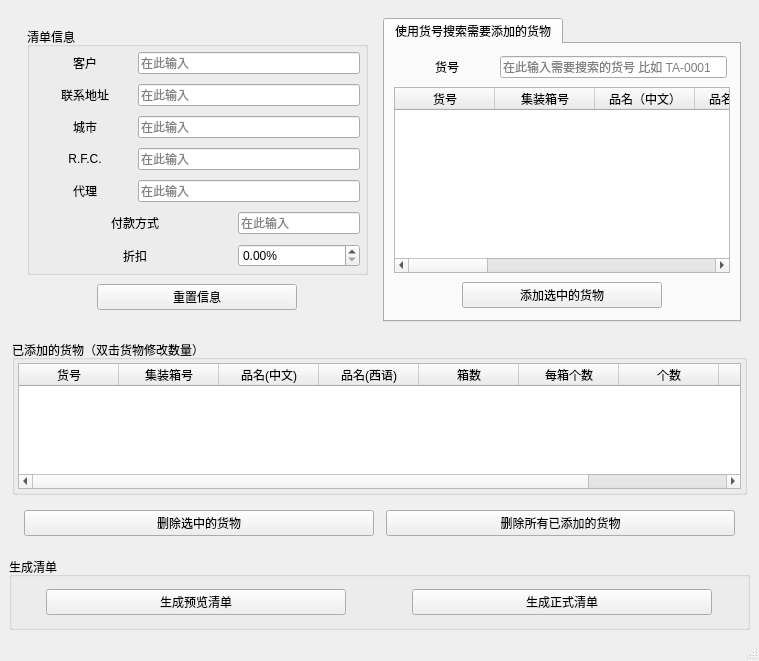
First picture: the form in CompanyStroageManagement/CreateListWin.ui, repository linxinwNeo/CompanyStroageManagement, before the edit.
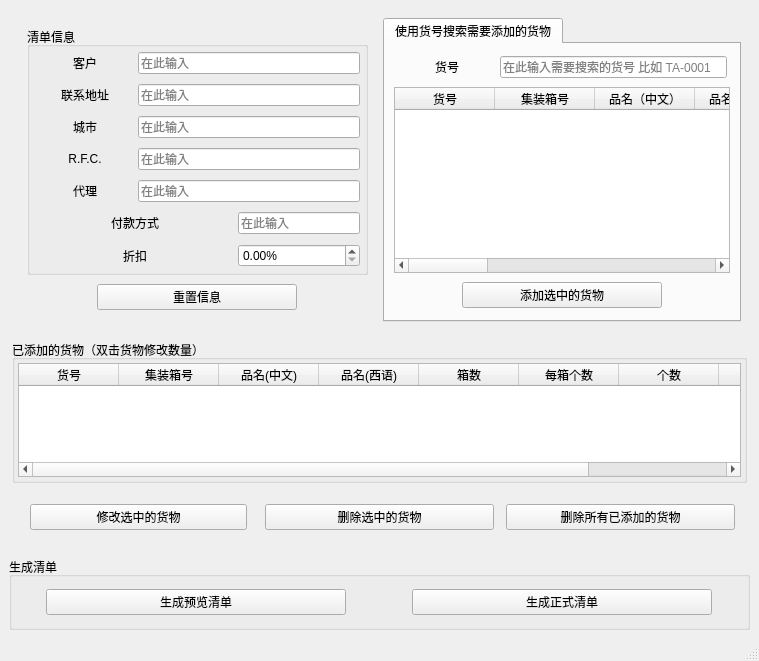
Second picture: the form after the edit.

```diff
--- a/CompanyStroageManagement/CreateListWin.ui
+++ b/CompanyStroageManagement/CreateListWin.ui
@@ -738,12 +738,12 @@
             </column>
             <column>
              <property name="text">
-              <string>单价</string>
+              <string>单价($)</string>
              </property>
             </column>
             <column>
              <property name="text">
-              <string>总价</string>
+              <string>总价($)</string>
              </property>
             </column>
            </widget>
@@ -754,6 +754,19 @@
        <item>
         <widget class="QWidget" name="widget_11" native="true">
          <layout class="QHBoxLayout" name="horizontalLayout_18">
+          <item>
+           <widget class="QWidget" name="widget_8" native="true">
+            <layout class="QHBoxLayout" name="horizontalLayout_10">
+             <item>
+              <widget class="QPushButton" name="pushButton_edit_selected_model">
+               <property name="text">
+                <string>修改选中的货物</string>
+               </property>
+              </widget>
+             </item>
+            </layout>
+           </widget>
+          </item>
           <item>
            <widget class="QWidget" name="widget_5" native="true">
             <layout class="QHBoxLayout" name="horizontalLayout_13">
```
Left out of the diff: 9 changed lines with no effect on the pictures.
